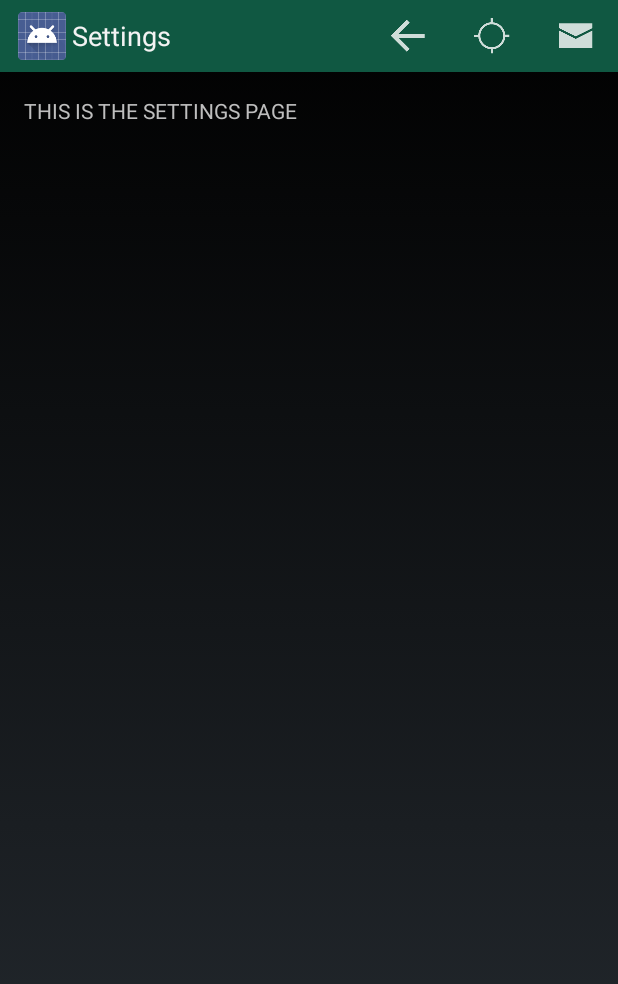
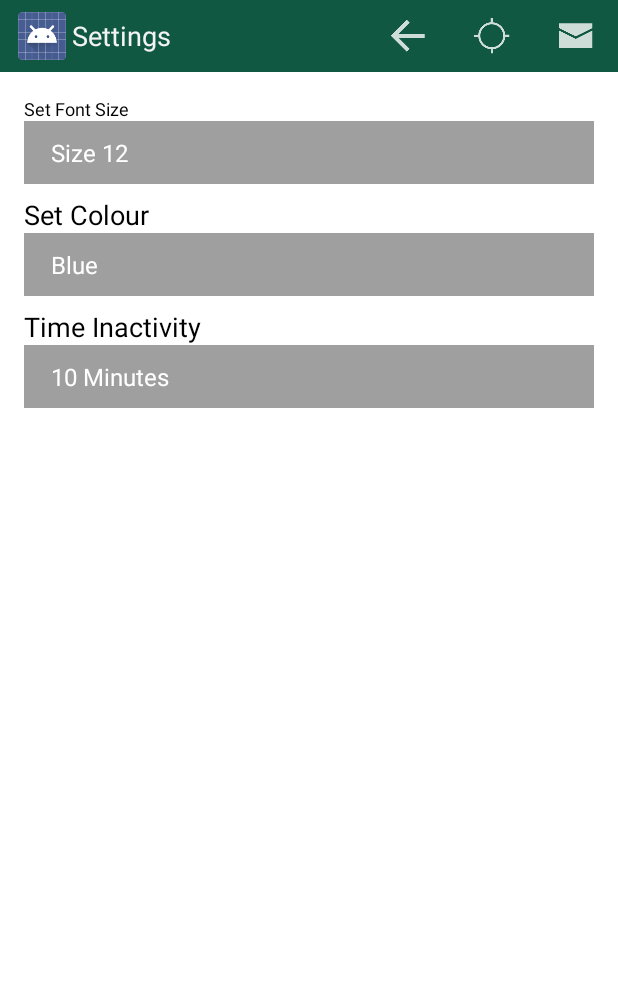
Before and after one commit to arclupin/money-returns-sequel, an Android app: the Settings screen opened directly, with no data from a screen before it, on a phone screen of 412 x 824 dp. Shown: the top 984 px of the screen. Run offline under Robolectric (Android 15) with nearby library versions, the phone set to English and light mode, and no system bars.

Commit message:
added settings and products

```diff
--- a/app/src/main/AndroidManifest.xml
+++ b/app/src/main/AndroidManifest.xml
@@ -11,7 +11,7 @@
 
 
         >
-        <uses-permission android:name="android.permission.INTERNET"/>﻿
+       <!-- <uses-permission android:name="android.permission.INTERNET"/>﻿-->
 
         <activity
             android:name=".Login"
@@ -85,5 +85,6 @@
             android:screenOrientation="portrait">
         </activity>
     </application>
+    <uses-permission android:name="android.permission.INTERNET"/>﻿
 
 </manifest>
--- a/app/src/main/java/com/ncl/team5/lloydsmockup/Products.java
+++ b/app/src/main/java/com/ncl/team5/lloydsmockup/Products.java
@@ -1,20 +1,31 @@
 package com.ncl.team5.lloydsmockup;
 
+import android.annotation.SuppressLint;
 import android.app.Activity;
 import android.content.Intent;
 import android.os.Bundle;
 import android.view.Menu;
 import android.view.MenuItem;
+import android.webkit.WebSettings;
+import android.webkit.WebView;
+import android.webkit.WebViewClient;
 
 
 public class Products extends Activity {
+    private WebView browser;
 
+    @SuppressLint("SetJavaScriptEnabled")
     @Override
     protected void onCreate(Bundle savedInstanceState) {
         super.onCreate(savedInstanceState);
         setContentView(R.layout.activity_products);
+        browser=(WebView)findViewById(R.id.webkit);
+        WebSettings webSettings = browser.getSettings();
+        webSettings.setJavaScriptEnabled(true);
+        browser.loadUrl("http://www.lloydsbank.com/current-accounts.asp");
+        // Force links and redirects to open in the WebView instead of in a browser
+        browser.setWebViewClient(new WebViewClient());
     }
-
 
     @Override
     public boolean onCreateOptionsMenu(Menu menu) {
--- a/app/src/main/java/com/ncl/team5/lloydsmockup/Settings.java
+++ b/app/src/main/java/com/ncl/team5/lloydsmockup/Settings.java
@@ -5,15 +5,62 @@ import android.content.Intent;
 import android.os.Bundle;
 import android.view.Menu;
 import android.view.MenuItem;
+import android.view.View;
+import android.widget.AdapterView;
+import android.widget.ArrayAdapter;
+import android.widget.Spinner;
+import android.widget.TextView;
 
 
-public class Settings extends Activity {
-
+public class Settings extends Activity implements AdapterView.OnItemSelectedListener{
+    private TextView changeFontSize;
+    private static final String[] fontSizes={"Size 12", "Size 14", "Size 16"};
+    private static final String[] appColours={"Blue", "Red","Yellow"};
+    private static final String[] timeInter={"10 Minutes","15 Minutes", "30 Minutes"};
     @Override
     protected void onCreate(Bundle savedInstanceState) {
         super.onCreate(savedInstanceState);
         setContentView(R.layout.activity_settings);
+        changeFontSize=(TextView)findViewById(R.id.changeFontSize);
+
+        Spinner spin=(Spinner)findViewById(R.id.spinnerFont);
+        Spinner spinCol=(Spinner)findViewById(R.id.spinnerColour);
+        Spinner spinTime=(Spinner)findViewById(R.id.spinnerTime);
+
+        spin.setOnItemSelectedListener(this);
+        ArrayAdapter<String> cFontSize=new ArrayAdapter<String>(this,
+                android.R.layout.simple_spinner_item,
+                fontSizes);
+        ArrayAdapter<String> colour= new ArrayAdapter<String>(this,android.R.layout.simple_spinner_item,appColours);
+        ArrayAdapter<String> timer=new ArrayAdapter<String>(this,android.R.layout.simple_spinner_item,timeInter);
+        cFontSize.setDropDownViewResource(
+                android.R.layout.simple_spinner_dropdown_item);
+        colour.setDropDownViewResource( android.R.layout.simple_spinner_dropdown_item);
+        timer.setDropDownViewResource(android.R.layout.simple_spinner_dropdown_item);
+        spinCol.setAdapter(colour);
+        spin.setAdapter(cFontSize);
+        spinTime.setAdapter(timer);
     }
+
+    @Override
+    public void onItemSelected(AdapterView<?> parent,
+                               View v, int position, long id) {
+        //selection.setText(items[position]);
+        if(fontSizes[position].compareTo("Size 12")==0){
+            changeFontSize.setTextSize(12);
+        }else if(fontSizes[position].compareTo("Size 14")==0){
+            changeFontSize.setTextSize(14);
+        }else{
+            changeFontSize.setTextSize(16);
+        }
+
+
+    }
+    @Override
+    public void onNothingSelected(AdapterView<?> parent) {
+        changeFontSize.setText("");
+    }
+
 
 
     @Override
--- a/app/src/main/res/layout/activity_products.xml
+++ b/app/src/main/res/layout/activity_products.xml
@@ -6,11 +6,21 @@
     android:paddingRight="@dimen/activity_horizontal_margin"
     android:paddingTop="@dimen/activity_vertical_margin"
     android:paddingBottom="@dimen/activity_vertical_margin"
-    tools:context="com.ncl.team5.lloydsmockup.Products">
+    tools:context="com.ncl.team5.lloydsmockup.Products"
+    android:background="#ffffffff">
 
-    <TextView
+   <!-- <TextView
         android:text="THIS IS THE PRODUCTS PAGE"
         android:layout_width="wrap_content"
         android:layout_height="wrap_content" />
+-->
 
+    <WebView
+        android:layout_width="fill_parent"
+        android:layout_height="fill_parent"
+        android:id="@+id/webkit"
+        android:layout_centerVertical="true"
+        android:layout_alignParentRight="true"
+        android:layout_alignParentEnd="true"
+        android:layout_alignParentStart="true" />
 </RelativeLayout>
--- a/app/src/main/res/layout/activity_settings.xml
+++ b/app/src/main/res/layout/activity_settings.xml
@@ -6,11 +6,71 @@
     android:paddingRight="@dimen/activity_horizontal_margin"
     android:paddingTop="@dimen/activity_vertical_margin"
     android:paddingBottom="@dimen/activity_vertical_margin"
+    android:background="#ffffffff"
     tools:context="com.ncl.team5.lloydsmockup.Settings">
 
     <TextView
-        android:text="THIS IS THE SETTINGS PAGE"
         android:layout_width="wrap_content"
-        android:layout_height="wrap_content" />
+        android:layout_height="wrap_content"
+        android:id="@+id/changeFontSize"
+        android:text="Set Font Size"
+        android:textSize="18dp"
+        android:textColor="#ff000000"
+        />
+
+    <Spinner
+        android:layout_width="match_parent"
+        android:layout_height="wrap_content"
+        android:id="@+id/spinnerFont"
+        android:background="#ff9f9f9f"
+        android:layout_below="@+id/changeFontSize"
+        android:padding="10dp"
+        android:layout_marginBottom="8dp"
+        android:layout_alignParentRight="true"
+        android:layout_alignParentEnd="false" />
+
+    <TextView
+        android:layout_width="match_parent"
+        android:layout_height="wrap_content"
+        android:text="Set Colour"
+        android:id="@+id/ChangeColours"
+        android:textSize="18dp"
+        android:textColor="#ff000000"
+        android:layout_below="@+id/spinnerFont"
+        android:layout_alignParentLeft="true"
+        android:layout_alignParentStart="true" />
+
+    <Spinner
+        android:layout_width="match_parent"
+        android:layout_height="wrap_content"
+        android:id="@+id/spinnerColour"
+        android:background="#ff9f9f9f"
+        android:padding="10dp"
+        android:layout_marginBottom="8dp"
+        android:layout_below="@+id/ChangeColours"
+        android:layout_alignParentRight="true"
+        android:layout_alignParentEnd="true" />
+
+    <TextView
+        android:layout_width="match_parent"
+        android:layout_height="wrap_content"
+        android:text="Time Inactivity"
+        android:textSize="18dp"
+        android:textColor="#ff000000"
+        android:id="@+id/logTime"
+        android:layout_below="@+id/spinnerColour"
+        android:layout_alignParentLeft="true"
+        android:layout_alignParentStart="true" />
+
+    <Spinner
+        android:layout_width="match_parent"
+        android:layout_height="wrap_content"
+        android:id="@+id/spinnerTime"
+        android:padding="10dp"
+        android:background="#ff9f9f9f"
+        android:layout_marginBottom="8dp"
+        android:layout_below="@+id/logTime"
+        android:layout_alignParentLeft="true"
+        android:layout_alignParentStart="true" />
 
 </RelativeLayout>
--- /dev/null
+++ b/app/src/main/res/values/attributes.xml
@@ -0,0 +1,9 @@
+<?xml version="1.0" encoding="utf-8"?>
+<resources>
+    <declare-styleable name="FontSize">
+        <attr name="size_small" format="dimension" />
+        <attr name="size_medium" format="dimension" />
+        <attr name="size_large" format="dimension" />
+
+    </declare-styleable>
+</resources>
--- a/app/src/main/res/values/styles.xml
+++ b/app/src/main/res/values/styles.xml
@@ -24,4 +24,7 @@
     <style name="editText_style" parent="android:Widget.Holo.EditText">
         <item name="android:padding">5dp</item>
     </style>
+
+
+
 </resources>
```
Also changed, not shown: 2 other files.
